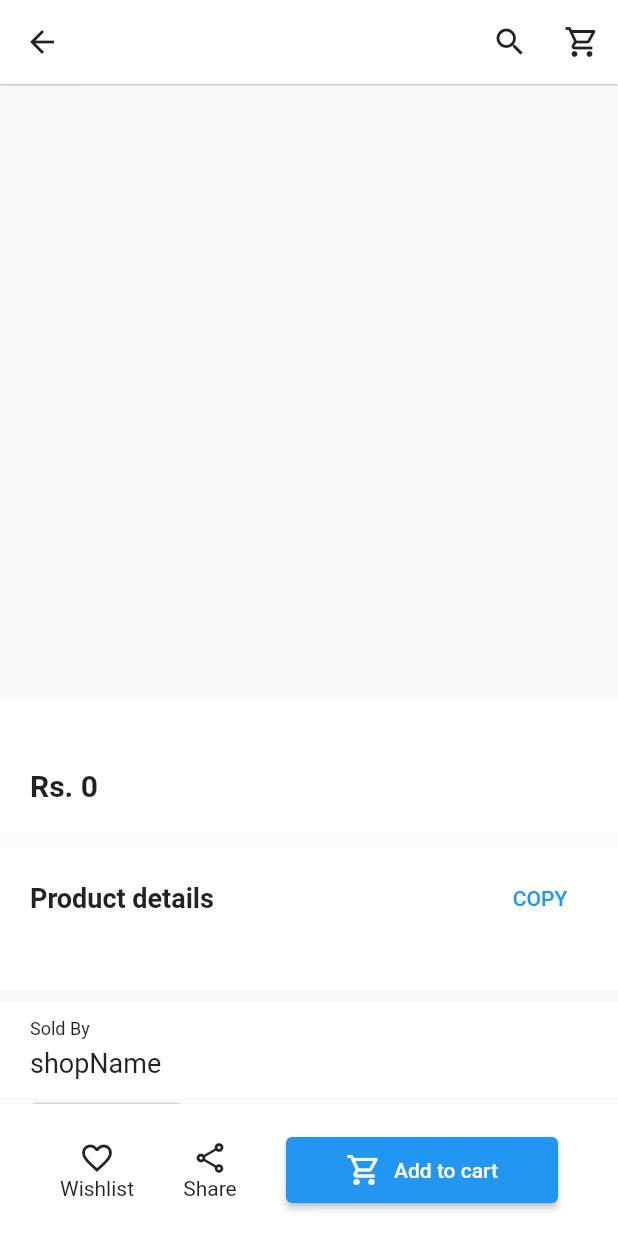
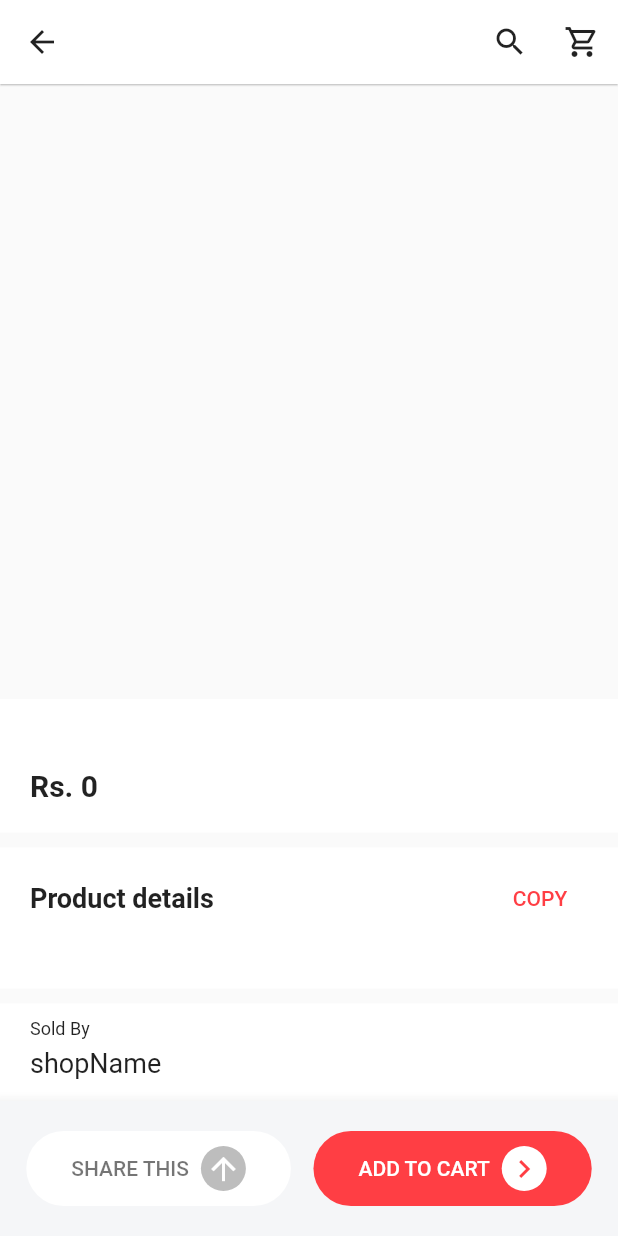
Before and after one commit to zohaib304/app-fnf, a Flutter app: the ProductDetails screen opened directly with empty values, on a phone screen of 412 x 824 dp. Run offline on Flutter 3.47's test engine with Material 2 defaults, Android fonts, the phone set to English and light mode, and no system bars; drawn by our look-alikes of carousel_slider; our stand-ins replace cached_network_image, cloud_firestore, firebase_auth, firebase_core, google_sign_in, share_plus; accounts and stored records are empty.

Commit message:
change btm nav

```diff
--- a/lib/Pages/product_details.dart
+++ b/lib/Pages/product_details.dart
@@ -6,6 +6,7 @@ import 'package:firebase_auth/firebase_auth.dart';
 import 'package:flutter/material.dart';
 import 'package:google_sign_in/google_sign_in.dart';
 import 'package:provider/provider.dart';
+import 'package:share_plus/share_plus.dart';
 
 class ProductDetails extends StatefulWidget {
   const ProductDetails({Key? key}) : super(key: key);
@@ -23,11 +24,6 @@ class _ProductDetailsState extends State<ProductDetails> {
   Widget build(BuildContext context) {
     final productId = ModalRoute.of(context)!.settings.arguments as String;
     final firebaseUser = context.watch<User?>();
-    if (firebaseUser != null) {
-      log("hello");
-    } else {
-      log("nah");
-    }
     return Scaffold(
       appBar: AppBar(
         backgroundColor: Colors.white,
@@ -54,17 +50,6 @@ class _ProductDetailsState extends State<ProductDetails> {
                     .snapshots(),
                 builder: (context, AsyncSnapshot<DocumentSnapshot> snapshot) {
                   final product = snapshot.data;
-                  // FirebaseFirestore.instance
-                  //     .collection("suppliers")
-                  //     .doc(product!['supplier_id'])
-                  //     .get()
-                  //     .then((value) {
-                  //   if (mounted) {
-                  //     setState(() {
-                  //       shopName = value.data()!['shopName'];
-                  //     });
-                  //   }
-                  // });
                   if (snapshot.hasData) {
                     return SingleChildScrollView(
                       child: Column(
@@ -140,7 +125,12 @@ class _ProductDetailsState extends State<ProductDetails> {
                                     ),
                                     TextButton(
                                       onPressed: () {},
-                                      child: const Text("COPY"),
+                                      child: Text(
+                                        "COPY",
+                                        style: TextStyle(
+                                          color: Theme.of(context).primaryColor,
+                                        ),
+                                      ),
                                     ),
                                   ],
                                 ),
@@ -184,10 +174,15 @@ class _ProductDetailsState extends State<ProductDetails> {
                                   height: 10,
                                 ),
                                 OutlinedButton(
+                                  style: OutlinedButton.styleFrom(
+                                    primary: Theme.of(context).primaryColor,
+                                  ),
                                   onPressed: () {
-                                    // TODO: Navigate to shop page
+                                    // TODO:
                                   },
-                                  child: const Text("Go to Store"),
+                                  child: const Text(
+                                    "GO TO STORE",
+                                  ),
                                 ),
                               ],
                             ),
@@ -207,46 +202,58 @@ class _ProductDetailsState extends State<ProductDetails> {
         ),
       ),
       bottomNavigationBar: BottomAppBar(
+        color: const Color(0xffF5F6F8),
         child: Padding(
-          padding: const EdgeInsets.symmetric(horizontal: 40, vertical: 20),
+          padding: const EdgeInsets.symmetric(horizontal: 10, vertical: 20),
           child: Row(
-            mainAxisAlignment: MainAxisAlignment.spaceBetween,
+            mainAxisAlignment: MainAxisAlignment.spaceAround,
             children: [
-              GestureDetector(
-                onTap: () {
-                  // TODO
-                },
-                child: Column(
-                  mainAxisSize: MainAxisSize.min,
-                  children: const [
-                    Icon(Icons.favorite_border_sharp),
-                    Text("Wishlist"),
-                  ],
+              Directionality(
+                textDirection: TextDirection.rtl,
+                child: ElevatedButton.icon(
+                  style: ElevatedButton.styleFrom(
+                    primary: Colors.white,
+                    elevation: 0,
+                    padding:
+                        const EdgeInsetsDirectional.fromSTEB(30, 10, 30, 10),
+                    shape: RoundedRectangleBorder(
+                      borderRadius: BorderRadius.circular(50),
                     ),
                   ),
-              GestureDetector(
-                onTap: () {
+                  onPressed: () {
                     // TODO:
-                  // signIn.signOut().then((value) {
-                  //   ScaffoldMessenger.of(context).showSnackBar(
-                  //     const SnackBar(
-                  //       behavior: SnackBarBehavior.floating,
-                  //       content: Text("You're now logged out"),
-                  //     ),
-                  //   );
-                  // });
+                    Share.share("Product Name");
                   },
-                child: Column(
-                  mainAxisSize: MainAxisSize.min,
-                  children: const [
-                    Icon(Icons.share_outlined),
-                    Text("Share"),
-                  ],
+                  icon: Container(
+                    padding: const EdgeInsets.all(3),
+                    decoration: BoxDecoration(
+                      borderRadius: BorderRadius.circular(50),
+                      color: Colors.grey[400],
+                    ),
+                    child: const Icon(
+                      Icons.arrow_upward,
+                      color: Colors.white,
                     ),
                   ),
-              ElevatedButton.icon(
+                  label: const Text(
+                    "SHARE THIS",
+                    style: TextStyle(
+                      color: Colors.black54,
+                    ),
+                  ),
+                ),
+              ),
+              Directionality(
+                textDirection: TextDirection.rtl,
+                child: ElevatedButton.icon(
                   style: ElevatedButton.styleFrom(
-                  padding: const EdgeInsetsDirectional.fromSTEB(40, 10, 40, 10),
+                    primary: Theme.of(context).primaryColor,
+                    elevation: 0,
+                    padding:
+                        const EdgeInsetsDirectional.fromSTEB(30, 10, 30, 10),
+                    shape: RoundedRectangleBorder(
+                      borderRadius: BorderRadius.circular(50),
+                    ),
                   ),
                   onPressed: () {
                     // TODO:
@@ -295,7 +302,8 @@ class _ProductDetailsState extends State<ProductDetails> {
                                           .signInWithCredential(credential);
 
                                       Navigator.pop(context);
-                                    ScaffoldMessenger.of(context).showSnackBar(
+                                      ScaffoldMessenger.of(context)
+                                          .showSnackBar(
                                         const SnackBar(
                                           behavior: SnackBarBehavior.floating,
                                           content:
@@ -321,15 +329,28 @@ class _ProductDetailsState extends State<ProductDetails> {
                         },
                       );
                     } else {
+                      // TODO:
                       ScaffoldMessenger.of(context).showSnackBar(
                         const SnackBar(
-                        content: Text("You're good to go"),
+                          behavior: SnackBarBehavior.floating,
+                          content: Text("Added to cart"),
                         ),
                       );
                     }
                   },
-                icon: const Icon(Icons.shopping_cart_outlined),
-                label: const Text("Add to cart"),
+                  icon: Container(
+                    padding: const EdgeInsets.all(3),
+                    decoration: BoxDecoration(
+                      borderRadius: BorderRadius.circular(50),
+                      color: Colors.white,
+                    ),
+                    child: Icon(
+                      Icons.chevron_left,
+                      color: Theme.of(context).primaryColor,
+                    ),
+                  ),
+                  label: const Text("ADD TO CART"),
+                ),
               ),
             ],
           ),
--- a/lib/main.dart
+++ b/lib/main.dart
@@ -1,3 +1,4 @@
+import 'package:android_app_fnf/Models/cart.dart';
 import 'package:android_app_fnf/Pages/product_details.dart';
 import 'package:android_app_fnf/Services/auth.dart';
 import 'package:android_app_fnf/Services/products.dart';
@@ -35,7 +36,7 @@ class MyApp extends StatelessWidget {
         debugShowCheckedModeBanner: false,
         title: 'Flutter Demo',
         theme: ThemeData(
-          primarySwatch: Colors.blue,
+          primaryColor: const Color(0xffFF3E44),
         ),
         home: MyHomePage(),
         routes: {
```
Also changed, not shown: lib/Models/cart.dart (added, +91 -0 lines), lib/Services/cart.dart (deleted, +0 -18 lines). Lines whose indentation alone changed are shown as unchanged.
